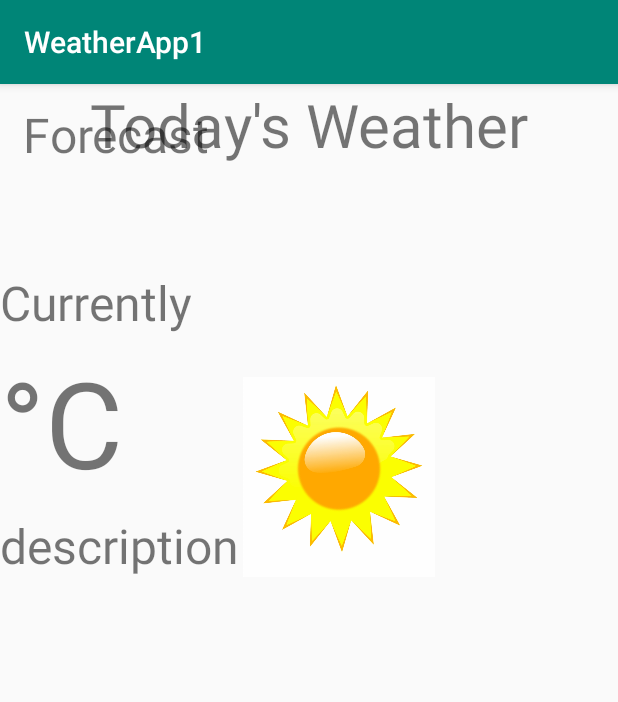
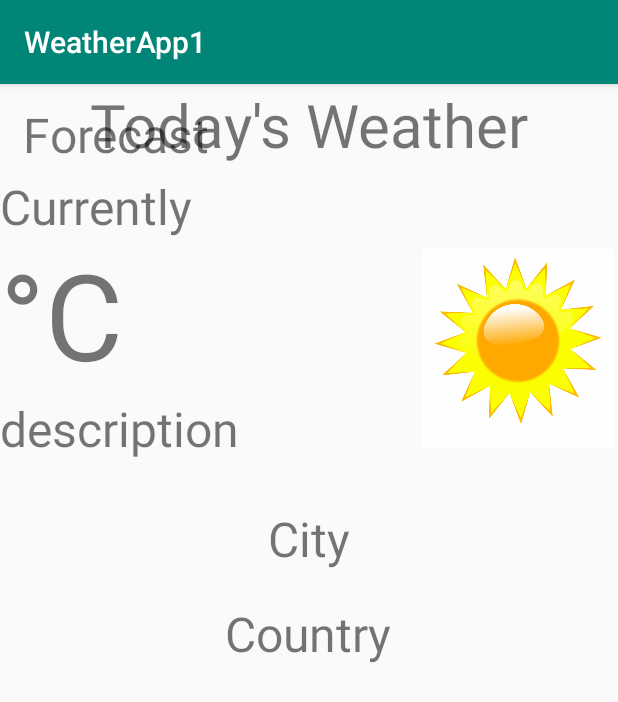
Before and after one commit to kmorodia/WeatherApp, an Android app: the screen it shows after launch (MainActivity), on a phone screen of 412 x 824 dp. Shown: the top 702 px of the screen. Run offline under Robolectric (Android 15) with nearby library versions, the phone set to English and light mode, and no system bars; plain views replace SlidingUpPanelLayout.

Commit message:
Improved UI elements, Added City&Country

```diff
--- a/app/src/main/java/com/example/weatherapp1/MainActivity.java
+++ b/app/src/main/java/com/example/weatherapp1/MainActivity.java
@@ -41,6 +41,9 @@ public class MainActivity extends AppCompatActivity implements LocationListener
     private static final String TAG = "MainActivity";
     private TextView temperature;
     private TextView weatherDescription;
+    private TextView cityTextView;
+    private TextView countryTextView;
+
     private Context contexthere;
     int MY_PERMISSIONS_REQUEST_READ_CONTACTS;
 
@@ -55,6 +58,9 @@ public class MainActivity extends AppCompatActivity implements LocationListener
 
         temperature = findViewById(R.id.temperatureDisplay);
         weatherDescription = findViewById(R.id.weatherDescription);
+        cityTextView = findViewById(R.id.cityTextView);
+        countryTextView = findViewById(R.id.countryTextView);
+
 
         ListView listView = findViewById(R.id.listView);
 
@@ -84,6 +90,9 @@ public class MainActivity extends AppCompatActivity implements LocationListener
 
                     temperature.setText(UtilFuns.kelvin2Celsius(weatherData.getList().get(0).getMain().getTemp()));
                     weatherDescription.setText(weatherData.getList().get(0).getWeather().get(0).getMain());
+                    cityTextView.setText(weatherData.getCity().getName());
+                    countryTextView.setText(weatherData.getCity().getCountry());
+
 
                     WeatherAdapter weatherAdapter = new WeatherAdapter(contexthere, UtilFuns.returnDays(weatherData.getList()));
                     listView.setAdapter(weatherAdapter);
--- a/app/src/main/res/layout/activity_main.xml
+++ b/app/src/main/res/layout/activity_main.xml
@@ -32,8 +32,8 @@
             android:layout_height="wrap_content"
             android:layout_alignBottom="@+id/temperatureDisplay"
             android:layout_alignParentTop="true"
-            android:layout_marginTop="124dp"
-            android:layout_marginBottom="95dp"
+            android:layout_marginTop="60dp"
+            android:layout_marginBottom="50dp"
             android:text="@string/Currently"
             android:textSize="32sp" />
 
@@ -42,7 +42,7 @@
             android:layout_width="wrap_content"
             android:layout_height="wrap_content"
             android:layout_alignParentTop="true"
-            android:layout_marginTop="172dp"
+            android:layout_marginTop="100dp"
             android:text="°C"
             android:textSize="80sp" />
 
@@ -51,11 +51,8 @@
             android:layout_width="200px"
             android:layout_height="200px"
             android:layout_alignParentTop="true"
-            android:layout_marginStart="77dp"
-            android:layout_marginLeft="77dp"
-            android:layout_marginTop="195dp"
-            android:layout_toEndOf="@+id/temperatureDisplay"
-            android:layout_toRightOf="@+id/temperatureDisplay"
+            android:layout_marginTop="110dp"
+            android:layout_alignParentRight="true"
             app:srcCompat="@drawable/sunny" />
 
         <TextView
@@ -63,9 +60,30 @@
             android:layout_width="wrap_content"
             android:layout_height="wrap_content"
             android:layout_below="@+id/temperatureDisplay"
-            android:layout_marginTop="7dp"
+            android:layout_marginTop="1dp"
             android:text="description"
             android:textSize="32sp" />
+
+        <TextView
+            android:id="@+id/cityTextView"
+            android:layout_width="wrap_content"
+            android:layout_height="wrap_content"
+            android:layout_below="@+id/weatherDescription"
+            android:layout_centerHorizontal="true"
+            android:layout_marginTop="30dp"
+            android:text="City"
+            android:textSize="32dp" />
+
+        <TextView
+            android:id="@+id/countryTextView"
+            android:layout_width="wrap_content"
+            android:layout_height="wrap_content"
+            android:layout_below="@+id/cityTextView"
+            android:layout_centerHorizontal="true"
+            android:layout_marginTop="20dp"
+            android:text="Country"
+            android:textSize="32dp" />
+
 
     </RelativeLayout>
 
```
